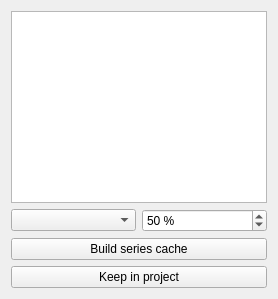
Before: the Qt Designer form src/mhm_qgis/qt/ui/forms/post_map_controls_dock.ui in mhm-ufz/mHM-QGIS, drawn with Qt 5.
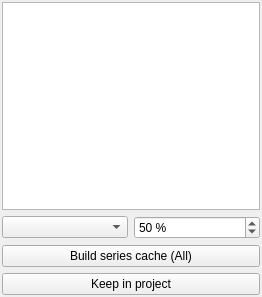
After: the same form once the commit is applied.

The edit to the form file:
```diff
--- a/src/mhm_qgis/qt/ui/forms/post_map_controls_dock.ui
+++ b/src/mhm_qgis/qt/ui/forms/post_map_controls_dock.ui
@@ -2,6 +2,14 @@
 <ui version="4.0">
  <class>PostMapControlsDock</class>
  <widget class="QWidget" name="PostMapControlsDock">
+  <property name="geometry">
+   <rect>
+    <x>0</x>
+    <y>0</y>
+    <width>262</width>
+    <height>297</height>
+   </rect>
+  </property>
   <property name="windowTitle">
    <string>Map controls</string>
   </property>
@@ -19,7 +27,6 @@
     <number>2</number>
    </property>
    <item>
-    <widget class="QWidget" name="widget_postMapControls">
      <layout class="QVBoxLayout" name="verticalLayout_postMapControls">
       <item>
        <widget class="QTreeWidget" name="treeWidget_postVariables">
@@ -66,7 +73,7 @@
          <string>Store this variable's series per cell, so cell plots and percentiles are instant.</string>
         </property>
         <property name="text">
-         <string>Build series cache</string>
+        <string>Build series cache (All)</string>
         </property>
        </widget>
       </item>
@@ -81,7 +88,6 @@
        </widget>
       </item>
      </layout>
-    </widget>
    </item>
   </layout>
  </widget>
```
Left out of the diff: 10 changed lines with no effect on the pictures. Lines whose indentation alone changed are shown as unchanged.
